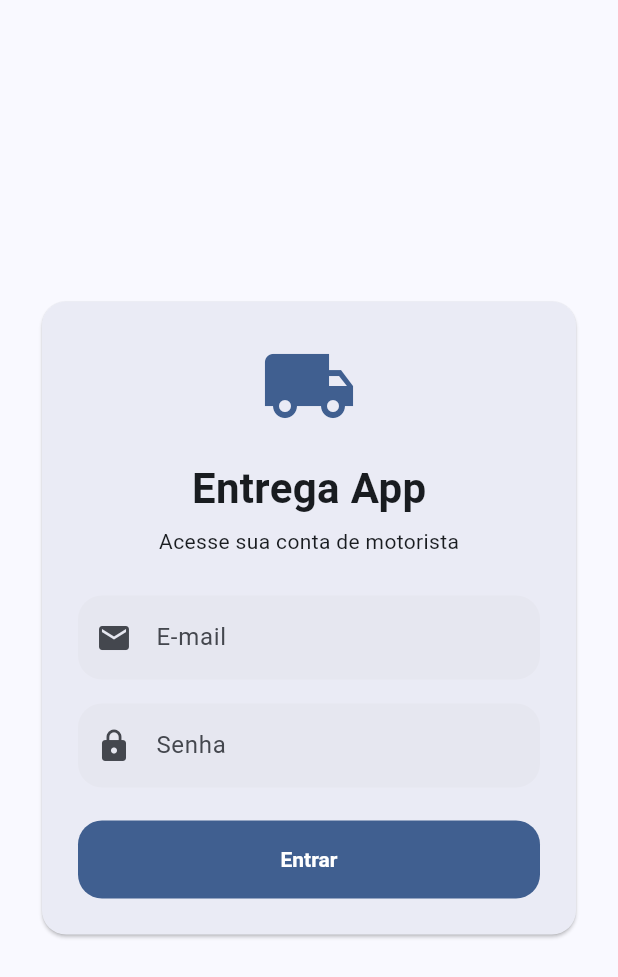
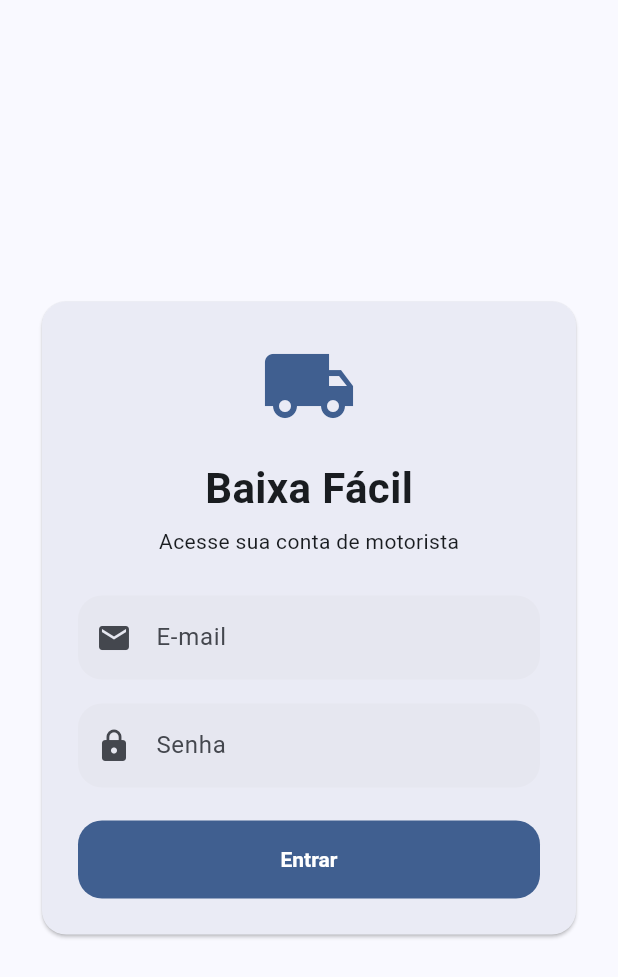
Before and after one commit to victorfs32/entrega_app, a Flutter app: the screen it shows after launch, on a phone screen of 412 x 824 dp. Shown: the top 977 px of the screen. Run offline on Flutter 3.47's test engine with Material 3 defaults, Android fonts, the phone set to English and light mode, and no system bars; our stand-ins replace camera, cloud_firestore, dio, firebase_auth, firebase_core, flutter_image_compress and 5 more; missing offline and left inert: mobile_scanner; accounts and stored records are empty.

Commit message:
Renomeia o app para Baixa Facil
Troca o nome em todo lugar visivel pro usuario: rotulo do Android
(embaixo do icone), titulo interno do MaterialApp, tela de login,
menu, tela de configuracoes e o texto de orientacao do modal de
atualizacao. Nao mexe no identificador tecnico do pacote
(com.example.entrega_app) nem no nome do repositorio, ja que isso
faria o Android tratar como um app diferente e forcaria reinstalacao
manual em todos os celulares.

Co-Authored-By: Claude Sonnet 5 <noreply@anthropic.com>

```diff
--- a/lib/configuracoes_page.dart
+++ b/lib/configuracoes_page.dart
@@ -86,7 +86,7 @@ class ConfiguracoesPage extends StatelessWidget {
                   color: Colors.blue,
                 ),
                 title: Text('Versão'),
-                subtitle: Text('Entrega App v1.0'),
+                subtitle: Text('Baixa Fácil v1.0'),
               ),
             ),
           ],
--- a/lib/login_page.dart
+++ b/lib/login_page.dart
@@ -94,7 +94,7 @@ class _LoginPageState extends State<LoginPage> {
                   ),
                   const SizedBox(height: 16),
                   const Text(
-                    'Entrega App',
+                    'Baixa Fácil',
                     style: TextStyle(
                       fontSize: 28,
                       fontWeight: FontWeight.bold,
--- a/lib/main.dart
+++ b/lib/main.dart
@@ -62,7 +62,7 @@ class _MyAppState extends State<MyApp> {
       builder: (context, isDark, child) {
         return MaterialApp(
           debugShowCheckedModeBanner: false,
-          title: 'Entrega App',
+          title: 'Baixa Fácil',
           localizationsDelegates: const [
             GlobalMaterialLocalizations.delegate,
             GlobalWidgetsLocalizations.delegate,
--- a/lib/menu_page.dart
+++ b/lib/menu_page.dart
@@ -252,7 +252,7 @@ class _MenuPageState extends State<MenuPage> {
             _itemMenu(
               icon: Icons.info,
               titulo: 'Sobre o app',
-              subtitulo: 'Informações do Entrega App',
+              subtitulo: 'Informações do Baixa Fácil',
               onTap: () {},
             ),
           ],
--- a/lib/services/atualizacao_dialog.dart
+++ b/lib/services/atualizacao_dialog.dart
@@ -116,7 +116,7 @@ class AtualizacaoDialog {
                                 baixando = false;
                                 erro = resultado.type == ResultType.permissionDenied
                                     ? "Permissão negada. Vá em Configurações > Apps > "
-                                          "Entrega App > \"Instalar apps desconhecidos\" "
+                                          "Baixa Fácil > \"Instalar apps desconhecidos\" "
                                           "e permita, depois toque em Atualizar de novo."
                                     : "Não foi possível abrir o instalador: "
                                           "${resultado.message}";
```
Also changed, not shown: 2 other files.
